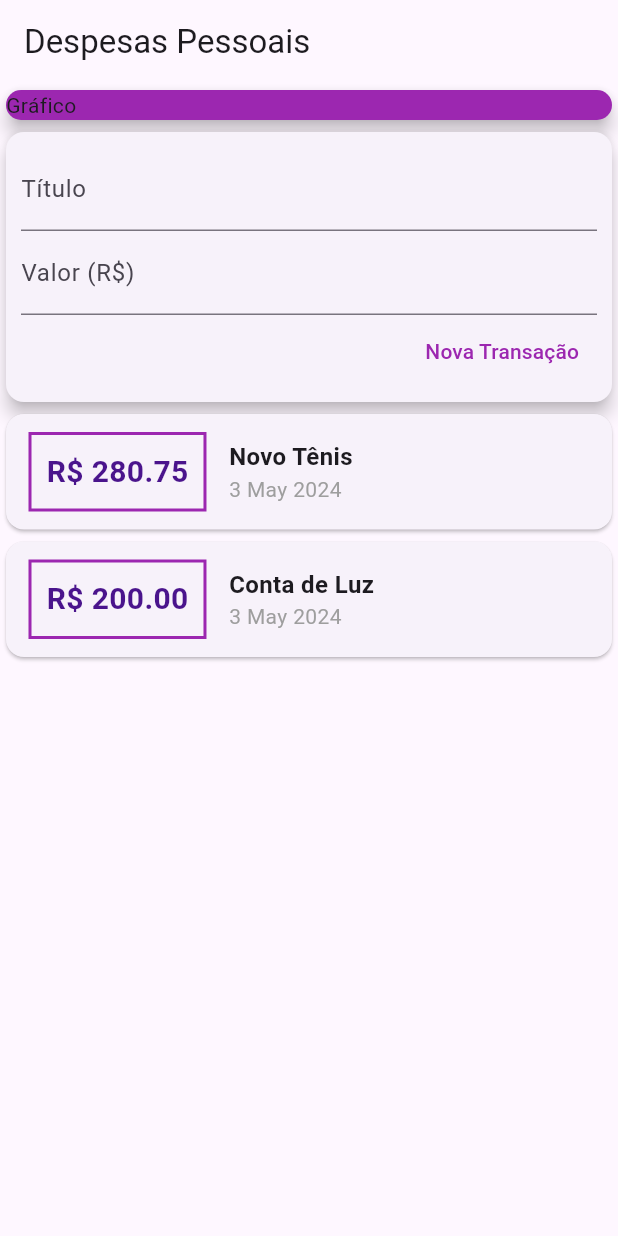
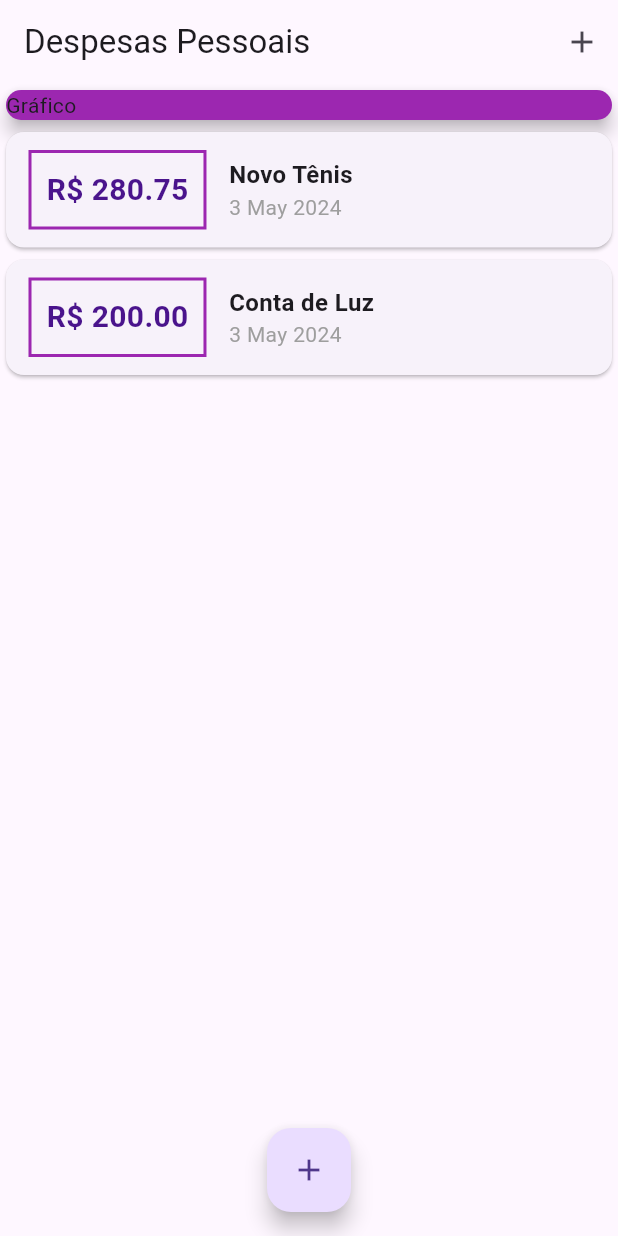
Before and after one commit to Pepwt/Despesas_Pessoais, a Flutter app: the screen it shows after launch, on a phone screen of 412 x 824 dp. Run offline on Flutter 3.47's test engine with Material 3 defaults, Android fonts, the phone set to English and light mode, and no system bars.

```diff
--- a/expenses/lib/components/transaction_user.dart
+++ /dev/null
@@ -1,52 +0,0 @@
-import 'dart:math';
-
-import 'package:flutter/material.dart';
-import 'transaction_form.dart';
-import 'transaction_list.dart';
-import '../models/transaction.dart';
-
-class TransactionUser extends StatefulWidget {
-
-  @override
-  _TransactionUserState createState() =>  _TransactionUserState();
-}
-
-class _TransactionUserState extends State<TransactionUser> {
-  final _transactions = [
-    Transaction(
-        id: 't1',
-        title: 'Novo Tênis',
-        value: 280.75,
-        date: DateTime.now()
-        ),
-    Transaction(
-        id: 't2',
-        title: 'Conta de Luz',
-        value: 200.00,
-        date: DateTime.now()
-        ),
-  ];
-
-  _addTransaction(String title, double value){
-    final newTransaction = Transaction(
-      id: Random().nextDouble().toString(),
-      title: title,
-      value: value,
-      date: DateTime.now(),
-    );
-
-    setState(() {
-      _transactions.add(newTransaction);
-    });
-  }
-
-  @override
-  Widget build(BuildContext context) {
-    return Column(
-      children: <Widget>[
-        TransactionForm(_addTransaction),
-        TransactionList(_transactions),
-      ],
-    );
-  }
-}
--- a/expenses/lib/main.dart
+++ b/expenses/lib/main.dart
@@ -1,5 +1,10 @@
+import 'package:expenses/components/transaction_form.dart';
 import 'package:flutter/material.dart';
-import 'components/transaction_user.dart';
+
+import 'dart:math';
+import 'components/transaction_form.dart';
+import 'components/transaction_list.dart';
+import 'models/transaction.dart';
 
 main() => runApp(ExpensesApp());
 
@@ -10,12 +15,62 @@ class ExpensesApp extends StatelessWidget {
   }
 }
 
-class MyHomePage extends StatelessWidget {
+class MyHomePage extends StatefulWidget {
+
+  @override
+  State<MyHomePage> createState() => _MyHomePageState();
+}
+
+class _MyHomePageState extends State<MyHomePage> {
+
+ final _transactions = [
+    Transaction(
+        id: 't1',
+        title: 'Novo Tênis',
+        value: 280.75,
+        date: DateTime.now()
+        ),
+    Transaction(
+        id: 't2',
+        title: 'Conta de Luz',
+        value: 200.00,
+        date: DateTime.now()
+        ),
+  ];
+
+   _addTransaction(String title, double value){
+    final newTransaction = Transaction(
+      id: Random().nextDouble().toString(),
+      title: title,
+      value: value,
+      date: DateTime.now(),
+    );
+
+    setState(() {
+      _transactions.add(newTransaction);
+    });
+  }
+
+  _openTransactionFormModal(BuildContext context) {
+  showModalBottomSheet(
+    context: context,
+    builder: (_) {
+      return TransactionForm(_addTransaction);
+    });
+}
+
+
   @override
   Widget build(BuildContext context) {
     return Scaffold(
         appBar: AppBar(
           title: Text('Despesas Pessoais'),
+          actions: <Widget>[
+            IconButton(
+              icon: Icon(Icons.add),
+              onPressed: () => _openTransactionFormModal(context),
+              )
+          ],
         ),
         body: SingleChildScrollView(
           child: Column(
@@ -28,9 +83,15 @@ class MyHomePage extends StatelessWidget {
                   elevation: 5,
                 ),
               ),
-              TransactionUser(),
-            ],
+              TransactionList(_transactions),
+      ],
           ),
-        ));
+        ),
+        floatingActionButton: FloatingActionButton(
+          child: Icon(Icons.add),
+          onPressed: () => _openTransactionFormModal(context),
+        ),
+        floatingActionButtonLocation: FloatingActionButtonLocation.centerFloat,
+        );
   }
 }
```
Also changed, not shown: expenses/lib/components/transaction_form.dart (+11 -5 lines).
